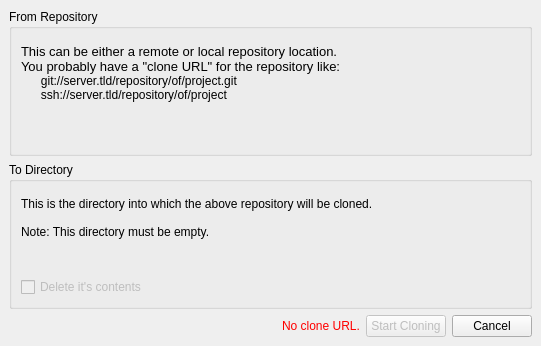
The window that src/CloneRepositoryDialog.ui (KDE/cocoon) describes before a commit, drawn with Qt 5.
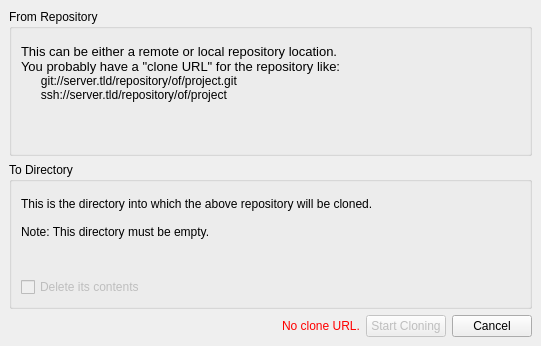
The same window after the commit. Icons and pictures are not drawn. Custom widgets are drawn as their Qt base class.

Patch:
```diff
--- a/src/CloneRepositoryDialog.ui
+++ b/src/CloneRepositoryDialog.ui
@@ -102,7 +102,7 @@
              <bool>false</bool>
             </property>
             <property name="text">
-             <string>Delete it's contents</string>
+             <string>Delete its contents</string>
             </property>
            </widget>
           </item>
```
